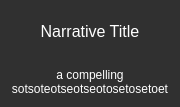
Before: the Qt Designer form src/narrative/NarrativeScrollItem.ui in IDREsandbox/vsim, drawn with Qt 5.
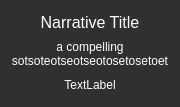
After: the same form once the commit is applied.

Commit message: narratives undo redo

```diff
--- a/src/narrative/NarrativeScrollItem.ui
+++ b/src/narrative/NarrativeScrollItem.ui
@@ -51,6 +51,16 @@
      </property>
     </widget>
    </item>
+   <item>
+    <widget class="QLabel" name="author">
+     <property name="text">
+      <string>TextLabel</string>
+     </property>
+     <property name="alignment">
+      <set>Qt::AlignCenter</set>
+     </property>
+    </widget>
+   </item>
   </layout>
  </widget>
  <resources/>
```
The commit also changes 18 other files.
